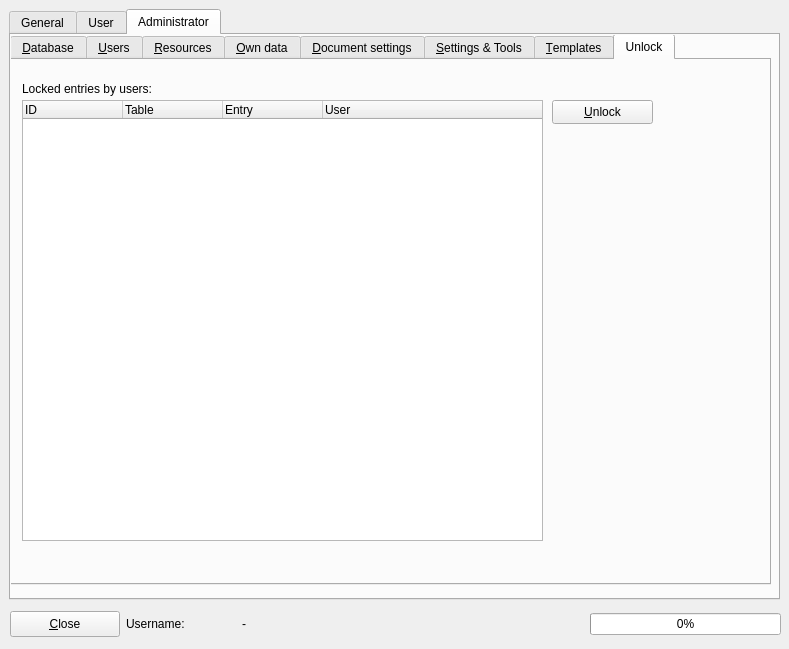
Qt form trunk/ui/cfgfrm.ui (BackupTheBerlios/first4-svn) before a commit.
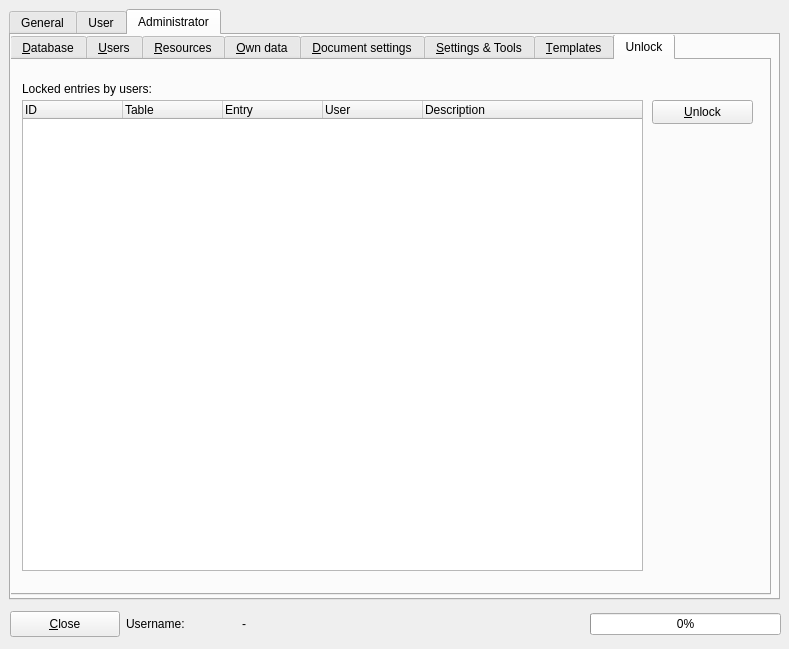
The same form after that commit. The open tabs and pages were chosen to show the change. Icons and pictures are not drawn.

Commit message: 20080313 *Initial Unlock Tab for Userlocks

```diff
--- a/trunk/ui/cfgfrm.ui
+++ b/trunk/ui/cfgfrm.ui
@@ -906,7 +906,7 @@
        <x>-1</x>
        <y>-1</y>
        <width>761</width>
-       <height>551</height>
+       <height>561</height>
       </rect>
      </property>
      <property name="currentIndex" >
@@ -4560,8 +4560,8 @@
         <rect>
          <x>10</x>
          <y>40</y>
-         <width>521</width>
-         <height>441</height>
+         <width>621</width>
+         <height>471</height>
         </rect>
        </property>
        <column>
@@ -4584,11 +4584,16 @@
          <string>User</string>
         </property>
        </column>
+       <column>
+        <property name="text" >
+         <string>Description</string>
+        </property>
+       </column>
       </widget>
       <widget class="QPushButton" name="lock_btnunlock" >
        <property name="geometry" >
         <rect>
-         <x>540</x>
+         <x>640</x>
          <y>40</y>
          <width>101</width>
          <height>24</height>
```
The commit also changes 2 other files.
